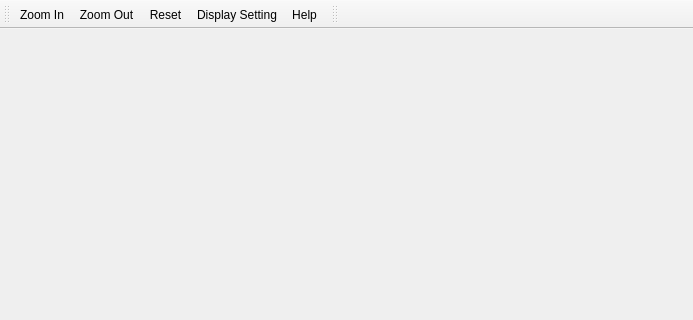
The window that src/mainwindow.ui (lijie1011/CPSS) describes before a commit, drawn with Qt 5; both pictures show x 0 to 693 and y 0 to 320 of the 1280 by 720 pixel window.
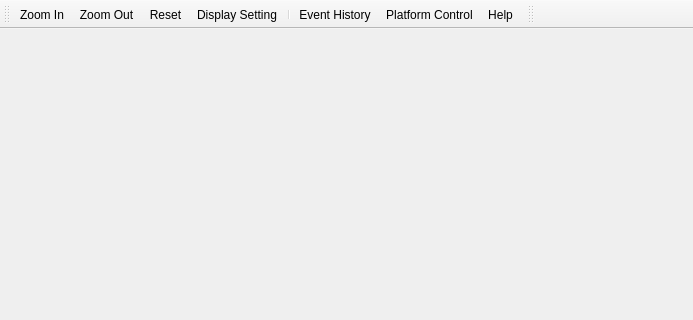
The same window after the commit. Icons and pictures are not drawn.

Patch:
```diff
--- a/src/mainwindow.ui
+++ b/src/mainwindow.ui
@@ -60,6 +60,9 @@
    <addaction name="actionZoomOut"/>
    <addaction name="actionReset"/>
    <addaction name="actionDisplaySetting"/>
+   <addaction name="separator"/>
+   <addaction name="actionEventHistory"/>
+   <addaction name="actionPlatformControl"/>
    <addaction name="actionHelp"/>
   </widget>
   <widget class="QToolBar" name="pluginToolBar">
@@ -115,6 +118,16 @@
     <string>F1</string>
    </property>
   </action>
+  <action name="actionEventHistory">
+   <property name="text">
+    <string>Event History</string>
+   </property>
+  </action>
+  <action name="actionPlatformControl">
+   <property name="text">
+    <string>Platform Control</string>
+   </property>
+  </action>
  </widget>
  <layoutdefault spacing="6" margin="11"/>
  <resources/>
```
